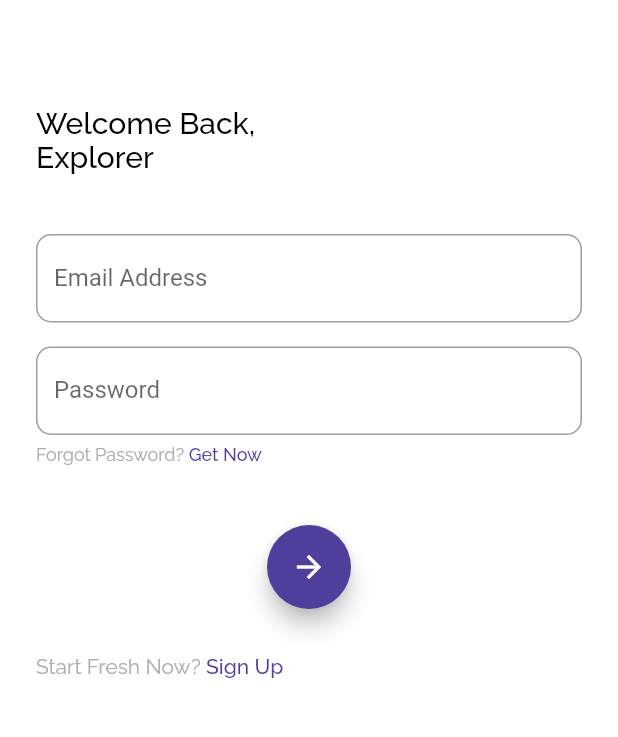
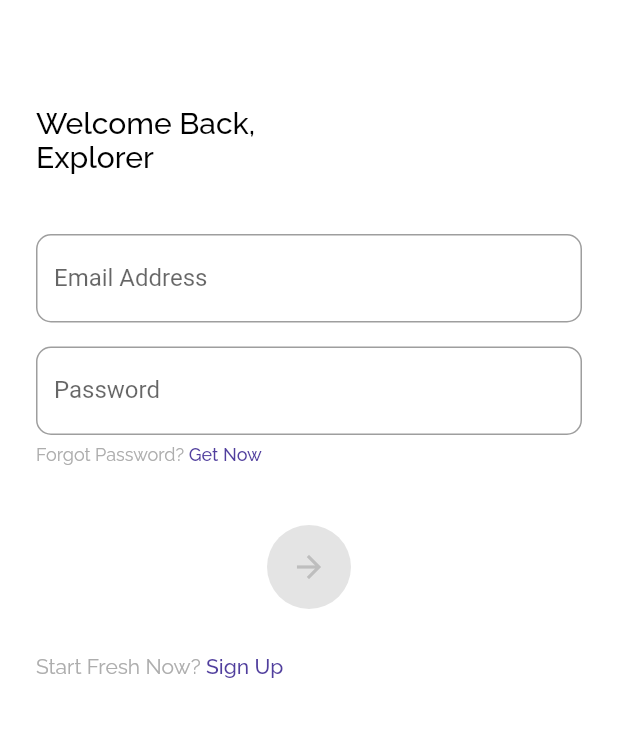
Before and after one commit to dwirandyh/flutter-tix, a Flutter app: the SignInPage screen opened directly, on a phone screen of 412 x 824 dp, the part 150-887 px from its top. Run offline on Flutter 3.47's test engine with Material 2 defaults, Android fonts, the phone set to English and light mode, and no system bars; our stand-ins replace bloc, cloud_firestore, email_validator, equatable, firebase_auth, flushbar and 3 more; accounts and stored records are empty.

Commit message:
feat(Login): add login functionality

```diff
--- a/lib/services/auth_services.dart
+++ b/lib/services/auth_services.dart
@@ -30,7 +30,7 @@ class AuthServices {
       User user = await result.user.fromFireStore();
       return ServiceResult<User>(data: user);
     } catch (e) {
-      return ServiceResult<User>(message: e.toString().split(',')[1]);
+      return ServiceResult<User>(message: e.toString().split(',')[1].trim());
     }
   }
 
--- a/lib/ui/pages/pages.dart
+++ b/lib/ui/pages/pages.dart
@@ -1,6 +1,10 @@
+import 'package:email_validator/email_validator.dart';
 import 'package:firebase_auth/firebase_auth.dart';
+import 'package:flushbar/flushbar.dart';
 import 'package:flutter/material.dart';
+import 'package:flutter_spinkit/flutter_spinkit.dart';
 import 'package:flutter_tix/bloc/blocs.dart';
+import 'package:flutter_tix/models/models.dart';
 import 'package:flutter_tix/shared/shared.dart';
 import 'package:provider/provider.dart';
 import 'package:flutter_tix/services/services.dart';
--- a/lib/ui/pages/sign_in_page.dart
+++ b/lib/ui/pages/sign_in_page.dart
@@ -13,14 +13,45 @@ class _SignInPageState extends State<SignInPage> {
   bool isPasswordValid = false;
   bool isSigningIn = false;
 
-  @override
-  Widget build(BuildContext context) {
-    // Change theme before render this page
+  void initTheme() {
     context
         .bloc<ThemeBloc>()
         .add(ChangeTheme(ThemeData().copyWith(primaryColor: accentColor2)));
+  }
 
-    return Scaffold(
+  void signIn() async {
+    setState(() {
+      this.isSigningIn = true;
+    });
+
+    ServiceResult<User> result = await AuthServices.signIn(
+        email: emailController.text, password: passwordController.text);
+
+    if (result.data == null) {
+      setState(() {
+        isSigningIn = false;
+      });
+    }
+
+    Flushbar(
+      duration: Duration(seconds: 4),
+      flushbarPosition: FlushbarPosition.TOP,
+      backgroundColor: Color(0xFFFF5C83),
+      message: result.message,
+    ).show(context);
+  }
+
+  Future<bool> handleBackAction() {
+    context.bloc<PageBloc>().add(GoToSplashPage());
+  }
+
+  @override
+  Widget build(BuildContext context) {
+    initTheme();
+
+    return WillPopScope(
+      onWillPop: this.handleBackAction,
+      child: Scaffold(
         backgroundColor: Colors.white,
         body: Center(
             child: Container(
@@ -44,7 +75,13 @@ class _SignInPageState extends State<SignInPage> {
                     ),
                   ),
                   TextField(
+                    onChanged: (text) {
+                      setState(() {
+                        this.isEmailValid = EmailValidator.validate(text);
+                      });
+                    },
                     controller: this.emailController,
+                    keyboardType: TextInputType.number,
                     decoration: InputDecoration(
                         border: OutlineInputBorder(
                             borderRadius: BorderRadius.circular(10)),
@@ -53,6 +90,11 @@ class _SignInPageState extends State<SignInPage> {
                   ),
                   SizedBox(height: 16),
                   TextField(
+                    onChanged: (text) {
+                      setState(() {
+                        isPasswordValid = text.length > 5;
+                      });
+                    },
                     controller: this.passwordController,
                     obscureText: true,
                     decoration: InputDecoration(
@@ -76,10 +118,26 @@ class _SignInPageState extends State<SignInPage> {
                   Center(
                     child: Container(
                       margin: EdgeInsets.only(top: 40, bottom: 30),
-                    child: FloatingActionButton(
-                      backgroundColor: mainColor,
-                      child: Icon(Icons.arrow_forward),
-                      onPressed: () {},
+                      child: isSigningIn
+                          ? SpinKitFadingCircle(
+                              color: mainColor,
+                            )
+                          : FloatingActionButton(
+                              elevation: 0,
+                              backgroundColor:
+                                  this.isEmailValid && isPasswordValid
+                                      ? mainColor
+                                      : Color(0xFFE4E4E4),
+                              child: Icon(
+                                Icons.arrow_forward,
+                                color: this.isEmailValid && isPasswordValid
+                                    ? Colors.white
+                                    : Color(0xFFBEBEBE),
+                              ),
+                              onPressed:
+                                  this.isEmailValid && this.isPasswordValid
+                                      ? signIn
+                                      : null,
                             ),
                     ),
                   ),
@@ -95,6 +153,7 @@ class _SignInPageState extends State<SignInPage> {
             ],
           ),
         )),
+      ),
     );
   }
 }
--- a/pubspec.yaml
+++ b/pubspec.yaml
@@ -36,6 +36,10 @@ dependencies:
   provider: ^4.0.4
   flutter_bloc: ^3.2.0
   google_fonts: ^0.3.10
+  email_validator: ^1.0.0
+  flushbar: ^1.10.0
+  flutter_spinkit: ^4.1.2+1
+
 
 dev_dependencies:
   flutter_test:
```
Also changed, not shown: pubspec.lock. Lines whose indentation alone changed are shown as unchanged.
